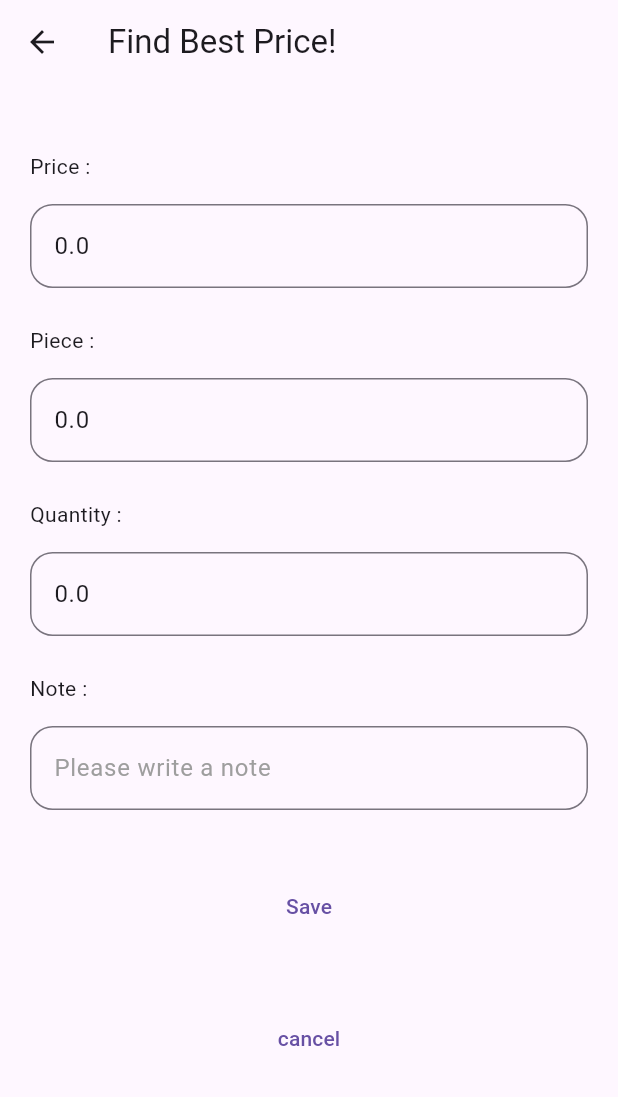
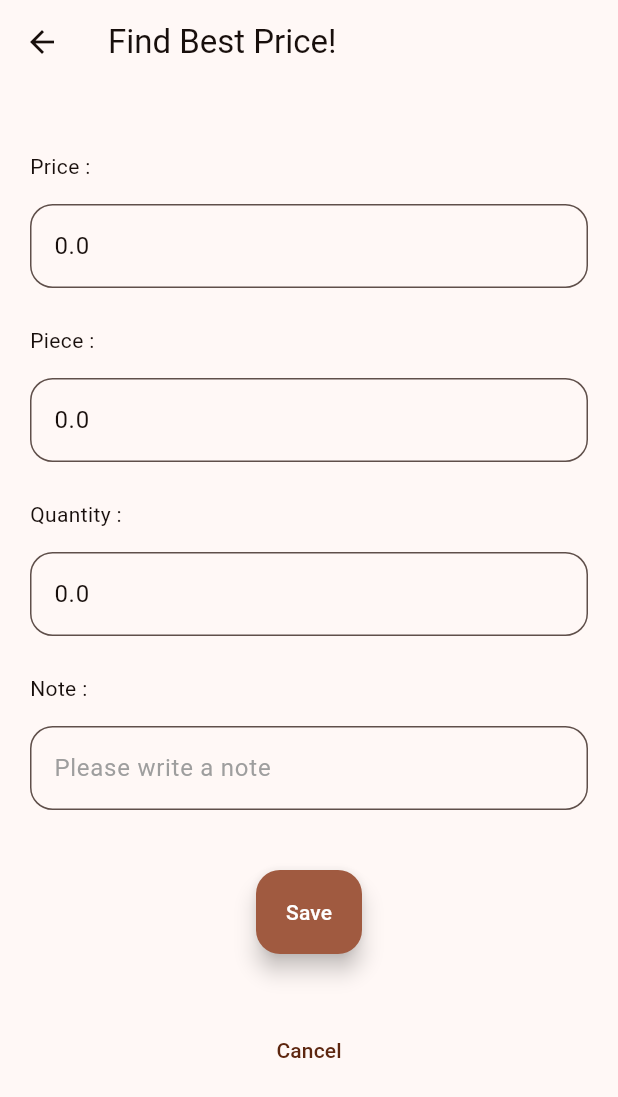
Before and after one commit to tichacode/flutter_best_price_app, a Flutter app: the InputPrice screen opened directly with empty values, on a phone screen of 412 x 824 dp. Shown: the top 1097 px of the screen. Run offline on Flutter 3.47's test engine with Material 3 defaults, Android fonts, the phone set to English and light mode, and no system bars; our stand-ins replace sqflite, sqflite_common_ffi_web; accounts and stored records are empty.

Commit message:
add asset icon and modify theme color

```diff
--- a/lib/screen_input.dart
+++ b/lib/screen_input.dart
@@ -152,7 +152,7 @@ class _InputPriceState extends State<InputPrice> {
 
                   SizedBox(height: 40.0),
 
-                  TextButton(
+                  FloatingActionButton.extended(
                     onPressed: () async {
                       if (_formKey.currentState!.validate()) {
                         var priceData = ProductPrice(id: widget.id, price: double.parse(priceController.text), piece: double.parse(pieceController.text), quantity: double.parse(quantityController.text), note: noteController.text);
@@ -169,7 +169,7 @@ class _InputPriceState extends State<InputPrice> {
                         }
                       }
                     },
-                    child: const Text('Save')
+                    label: const Text('Save')
                   ),
 
                   const SizedBox(height: 40.0),
@@ -177,7 +177,7 @@ class _InputPriceState extends State<InputPrice> {
                     onPressed: () {
                       Navigator.pop(context);
                     },
-                    child: const Text('cancel'),
+                    child: const Text('Cancel'),
                   ),
                 ],
               )
--- a/lib/screen_main.dart
+++ b/lib/screen_main.dart
@@ -113,7 +113,7 @@ class MainScreenState extends State<MainScreen> {
             // This header stays locked at the top
             PinnedHeaderSliver(
               child: Container(
-                color: Colors.white,
+                color: Theme.of(context).scaffoldBackgroundColor,
                 alignment: Alignment.center,
                 child: Column(
                   spacing: 20.0,
--- a/pubspec.yaml
+++ b/pubspec.yaml
@@ -66,6 +66,8 @@ flutter:
   # assets:
   #   - images/a_dot_burr.jpeg
   #   - images/a_dot_ham.jpeg
+  assets:
+      - assets/icon_crown.png
 
   # An image asset can refer to one or more resolution-specific "variants", see
   # https://flutter.dev/to/resolution-aware-images
```
Also changed, not shown: lib/main.dart (+11 -0 lines), lib/screen_result.dart (+53 -8 lines), assets/icon_crown.png (added).
